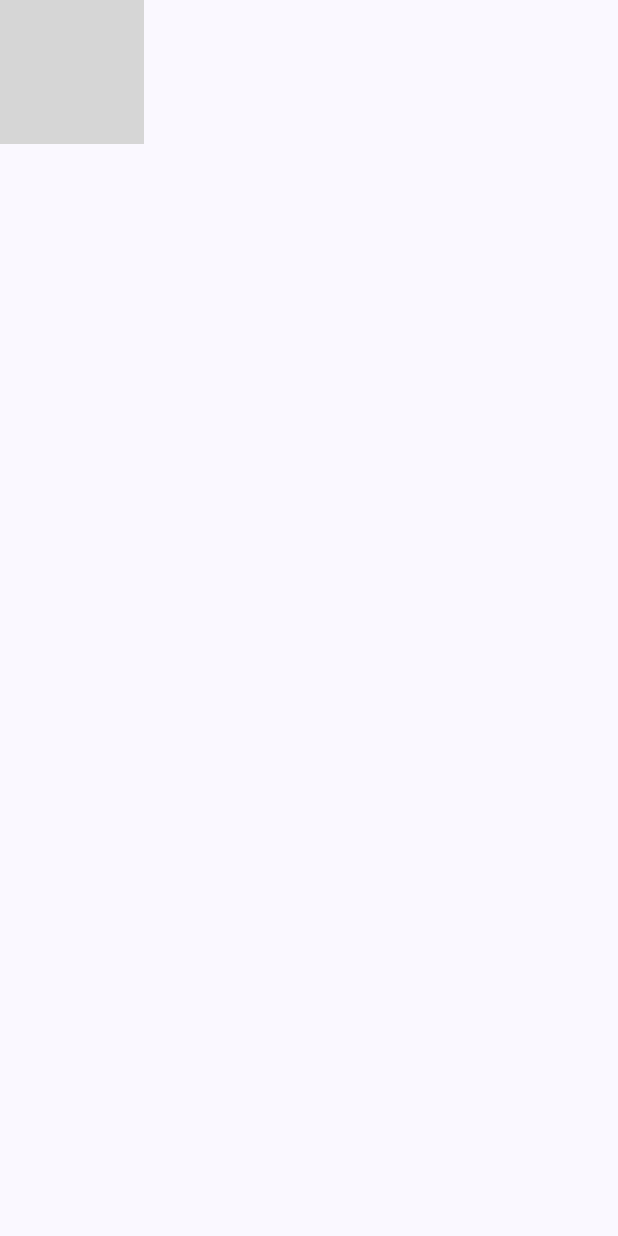
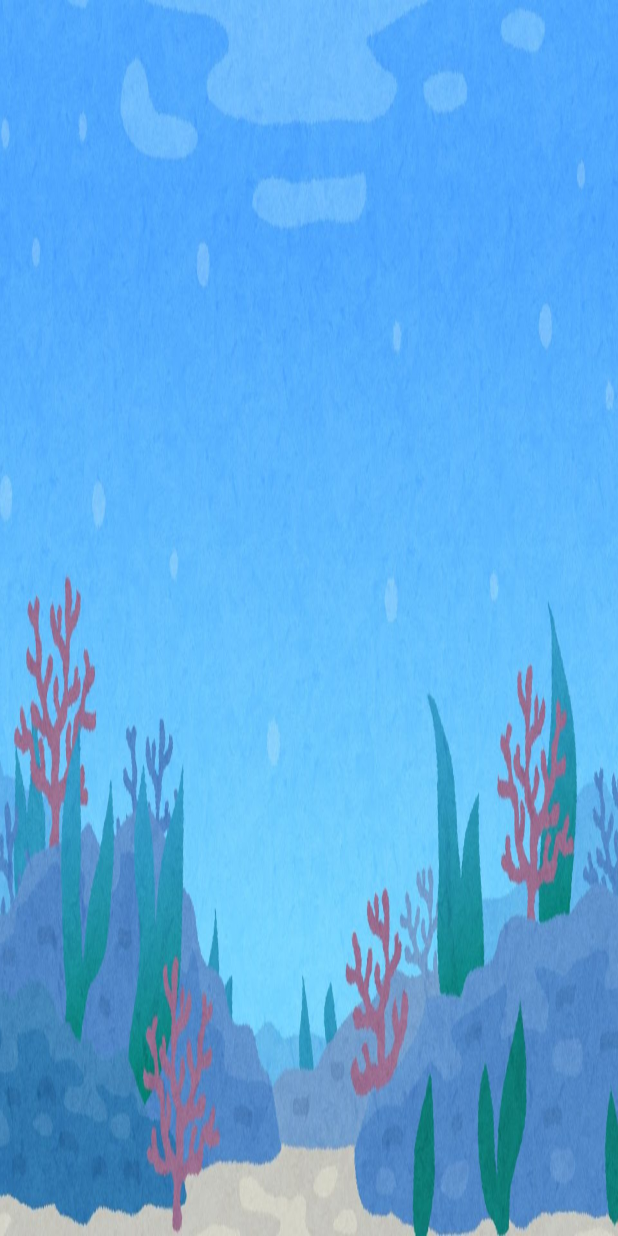
Before and after one commit to kawa0929/ExamAPP, an Android app built with Jetpack Compose: the screen it shows after launch (MainActivity), on a phone screen of 412 x 824 dp. Run offline under Robolectric (Android 15) with nearby library versions, the phone set to English and light mode, and no system bars; grey boxes are pictures that could not be loaded.

Commit message:
4(+Button但沒出現)

```diff
--- a/app/src/main/java/com/example/examapp/MainActivity.kt
+++ b/app/src/main/java/com/example/examapp/MainActivity.kt
@@ -22,6 +22,11 @@ import androidx.compose.foundation.layout.size
 import androidx.compose.ui.unit.dp
 import android.os.Handler
 import android.os.Looper
+import androidx.compose.foundation.layout.Row
+import androidx.compose.material3.Button
+import kotlinx.coroutines.GlobalScope
+import androidx.compose.runtime.collectAsState
+import androidx.compose.runtime.getValue
 
 
 class MainActivity : ComponentActivity() {
@@ -32,7 +37,9 @@ class MainActivity : ComponentActivity() {
             ExamAPPTheme {
                 Scaffold(modifier = Modifier.fillMaxSize()) { innerPadding ->
                     setRequestedOrientation(ActivityInfo.SCREEN_ORIENTATION_LANDSCAPE)
-                    Start(m = Modifier.padding(innerPadding))
+                    val game = Game(GlobalScope)
+                    Start(m = Modifier.padding(innerPadding), game)
+
 
 
 
@@ -41,10 +48,21 @@ class MainActivity : ComponentActivity() {
         }
     }
 }
+@Composable
+fun Start(m: Modifier, game:Game){
+    val counter by game.state.collectAsState()
+    Row {
+        Button(
+            onClick = {
+                game.Play()
+            }
+        ) {
+            Text(text = "開始")
+        }
+        Text(text = counter.toString(), modifier = m)
+    }
 
-@Composable
-fun Start(m: Modifier){
-    Image(
+Image(
         painter = painterResource(id = R.drawable.background),
         contentDescription = "背景圖",
         contentScale = ContentScale.FillBounds,  //縮放符合螢幕寬度
@@ -59,7 +77,4 @@ fun Start(m: Modifier){
             .size(80.dp)
             .offset { IntOffset(1000, y = 200) }
     )
-
-
-
 }
```
Also changed, not shown: app/src/main/java/com/example/examapp/Game.kt (added, +21 -0 lines), app/src/main/res/drawable/background.jpg (added), app/src/main/res/drawable/seaturtle.png (added).
